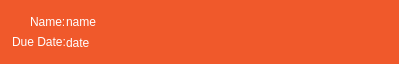
Old version of the form MonkeyManager/taskwidget.ui in the repository MendozaProject/monkey-manager.
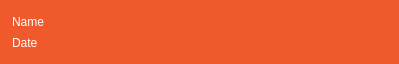
New version of the form.

Patch:
```diff
--- a/MonkeyManager/taskwidget.ui
+++ b/MonkeyManager/taskwidget.ui
@@ -26,7 +26,7 @@
    <string notr="true">background-color:rgb(240, 89, 43);
 color:rgb(255, 255, 255);</string>
   </property>
-  <layout class="QHBoxLayout" name="horizontalLayout">
+  <layout class="QVBoxLayout" name="verticalLayout">
    <property name="spacing">
     <number>0</number>
    </property>
@@ -34,78 +34,18 @@
     <number>12</number>
    </property>
    <item>
-    <widget class="QWidget" name="widget" native="true">
-     <property name="sizePolicy">
-      <sizepolicy hsizetype="Fixed" vsizetype="Fixed">
-       <horstretch>0</horstretch>
-       <verstretch>0</verstretch>
-      </sizepolicy>
+    <widget class="QLabel" name="name">
+     <property name="text">
+      <string>Name</string>
      </property>
-     <property name="layoutDirection">
-      <enum>Qt::RightToLeft</enum>
-     </property>
-     <layout class="QVBoxLayout" name="verticalLayout_2">
-      <property name="leftMargin">
-       <number>0</number>
-      </property>
-      <property name="topMargin">
-       <number>0</number>
-      </property>
-      <property name="rightMargin">
-       <number>0</number>
-      </property>
-      <property name="bottomMargin">
-       <number>0</number>
-      </property>
-      <item>
-       <widget class="QLabel" name="name_label">
-        <property name="sizePolicy">
-         <sizepolicy hsizetype="Fixed" vsizetype="Fixed">
-          <horstretch>0</horstretch>
-          <verstretch>0</verstretch>
-         </sizepolicy>
-        </property>
-        <property name="layoutDirection">
-         <enum>Qt::RightToLeft</enum>
-        </property>
-        <property name="text">
-         <string>Name:</string>
-        </property>
-       </widget>
-      </item>
-      <item>
-       <widget class="QLabel" name="due_date">
-        <property name="sizePolicy">
-         <sizepolicy hsizetype="Fixed" vsizetype="Fixed">
-          <horstretch>0</horstretch>
-          <verstretch>0</verstretch>
-         </sizepolicy>
-        </property>
-        <property name="text">
-         <string>Due Date:</string>
-        </property>
-       </widget>
-      </item>
-     </layout>
     </widget>
    </item>
    <item>
-    <layout class="QVBoxLayout" name="nameDate">
-     <item>
-      <widget class="QLabel" name="name">
-       <property name="text">
-        <string>name</string>
-       </property>
-      </widget>
-     </item>
-     <item>
-      <widget class="QLabel" name="date">
-       <property name="text">
-        <string>date</string>
-       </property>
-      </widget>
-     </item>
-    </layout>
+    <widget class="QLabel" name="date">
+     <property name="text">
+      <string>Date</string>
+     </property>
+    </widget>
    </item>
   </layout>
  </widget>
```
